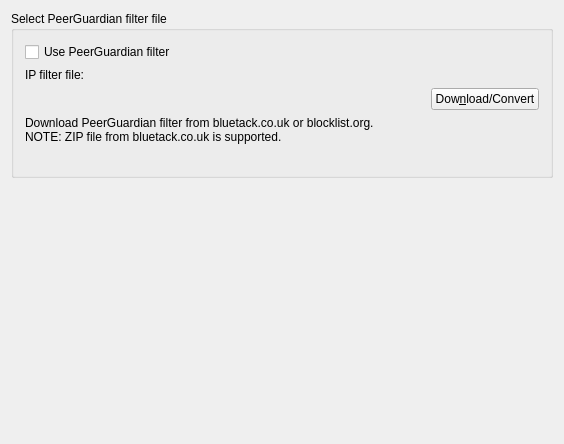
First picture: the form in plugins/ipfilter/ipblockingprefpage.ui, repository KDE/ktorrent, before the edit.
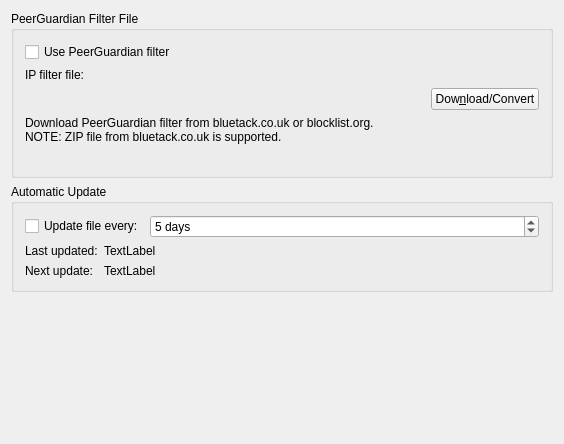
Second picture: the form after the edit. Custom widgets are drawn as their Qt base class.

Commit message: Finished revamp of IPFilter stuff, also added auto update ability

The edit to the form file:
```diff
--- a/plugins/ipfilter/ipblockingprefpage.ui
+++ b/plugins/ipfilter/ipblockingprefpage.ui
@@ -12,33 +12,17 @@
   <property name="windowTitle" >
    <string>IPBlocking Preferences</string>
   </property>
-  <layout class="QGridLayout" >
-   <item row="2" column="0" >
-    <spacer>
-     <property name="orientation" >
-      <enum>Qt::Vertical</enum>
-     </property>
-     <property name="sizeType" >
-      <enum>QSizePolicy::Expanding</enum>
-     </property>
-     <property name="sizeHint" >
-      <size>
-       <width>20</width>
-       <height>20</height>
-      </size>
-     </property>
-    </spacer>
-   </item>
-   <item row="0" column="0" >
+  <layout class="QVBoxLayout" name="verticalLayout_2" >
+   <item>
     <widget class="Q3GroupBox" name="groupBox1" >
      <property name="enabled" >
       <bool>true</bool>
      </property>
      <property name="title" >
-      <string>Select PeerGuardian filter file </string>
+      <string>PeerGuardian Filter File </string>
      </property>
-     <layout class="QGridLayout" >
-      <item row="0" column="0" >
+     <layout class="QVBoxLayout" name="verticalLayout_3" >
+      <item>
        <widget class="QCheckBox" name="kcfg_useLevel1" >
         <property name="text" >
          <string>Use PeerGuardian filter</string>
@@ -48,7 +32,7 @@
         </property>
        </widget>
       </item>
-      <item row="1" column="0" >
+      <item>
        <layout class="QHBoxLayout" >
         <item>
          <widget class="QLabel" name="textLabel1_3" >
@@ -61,18 +45,11 @@
          </widget>
         </item>
         <item>
-         <widget class="KUrlRequester" native="1" name="kcfg_filterURL" >
-          <property name="url" stdset="0" >
-           <string>http://www.bluetack.co.uk/modules.php?name=Downloads&amp;d_op=getit&amp;lid=8</string>
-          </property>
-          <property name="showLocalProtocol" stdset="0" >
-           <bool>false</bool>
-          </property>
-         </widget>
+         <widget class="KUrlRequester" name="kcfg_filterURL" />
         </item>
        </layout>
       </item>
-      <item row="2" column="0" >
+      <item>
        <layout class="QHBoxLayout" >
         <item>
          <spacer>
@@ -82,7 +59,7 @@
           <property name="sizeType" >
            <enum>QSizePolicy::Expanding</enum>
           </property>
-          <property name="sizeHint" >
+          <property name="sizeHint" stdset="0" >
            <size>
             <width>361</width>
             <height>20</height>
@@ -99,7 +76,7 @@
         </item>
        </layout>
       </item>
-      <item row="3" column="0" >
+      <item>
        <widget class="QLabel" name="textLabel1_2" >
         <property name="text" >
          <string>Download PeerGuardian filter from bluetack.co.uk or blocklist.org.
@@ -110,7 +87,7 @@
         </property>
        </widget>
       </item>
-      <item row="5" column="0" >
+      <item>
        <widget class="QLabel" name="m_status" >
         <property name="text" >
          <string/>
@@ -123,22 +100,124 @@
      </layout>
     </widget>
    </item>
+   <item>
+    <widget class="QGroupBox" name="m_auto_update_group_box" >
+     <property name="title" >
+      <string>Automatic Update</string>
+     </property>
+     <layout class="QVBoxLayout" name="verticalLayout" >
+      <item>
+       <layout class="QHBoxLayout" name="horizontalLayout" >
+        <item>
+         <widget class="QCheckBox" name="kcfg_autoUpdate" >
+          <property name="text" >
+           <string>Update file every:</string>
+          </property>
+         </widget>
+        </item>
+        <item>
+         <widget class="QSpinBox" name="kcfg_autoUpdateInterval" >
+          <property name="sizePolicy" >
+           <sizepolicy vsizetype="Fixed" hsizetype="Expanding" >
+            <horstretch>0</horstretch>
+            <verstretch>0</verstretch>
+           </sizepolicy>
+          </property>
+          <property name="suffix" >
+           <string> days</string>
+          </property>
+          <property name="minimum" >
+           <number>1</number>
+          </property>
+          <property name="maximum" >
+           <number>100000</number>
+          </property>
+          <property name="value" >
+           <number>5</number>
+          </property>
+         </widget>
+        </item>
+       </layout>
+      </item>
+      <item>
+       <layout class="QGridLayout" name="gridLayout" >
+        <item row="0" column="0" >
+         <widget class="QLabel" name="label" >
+          <property name="text" >
+           <string>Last updated:</string>
+          </property>
+         </widget>
+        </item>
+        <item row="0" column="1" >
+         <widget class="QLabel" name="m_last_updated" >
+          <property name="sizePolicy" >
+           <sizepolicy vsizetype="Preferred" hsizetype="Expanding" >
+            <horstretch>0</horstretch>
+            <verstretch>0</verstretch>
+           </sizepolicy>
+          </property>
+          <property name="text" >
+           <string>TextLabel</string>
+          </property>
+         </widget>
+        </item>
+        <item row="1" column="0" >
+         <widget class="QLabel" name="label_2" >
+          <property name="text" >
+           <string>Next update:</string>
+          </property>
+         </widget>
+        </item>
+        <item row="1" column="1" >
+         <widget class="QLabel" name="m_next_update" >
+          <property name="sizePolicy" >
+           <sizepolicy vsizetype="Preferred" hsizetype="Expanding" >
+            <horstretch>0</horstretch>
+            <verstretch>0</verstretch>
+           </sizepolicy>
+          </property>
+          <property name="text" >
+           <string>TextLabel</string>
+          </property>
+         </widget>
+        </item>
+       </layout>
+      </item>
+     </layout>
+    </widget>
+   </item>
+   <item>
+    <spacer>
+     <property name="orientation" >
+      <enum>Qt::Vertical</enum>
+     </property>
+     <property name="sizeType" >
+      <enum>QSizePolicy::Expanding</enum>
+     </property>
+     <property name="sizeHint" stdset="0" >
+      <size>
+       <width>20</width>
+       <height>20</height>
+      </size>
+     </property>
+    </spacer>
+   </item>
   </layout>
  </widget>
  <layoutdefault spacing="6" margin="11" />
  <pixmapfunction>qPixmapFromMimeSource</pixmapfunction>
  <customwidgets>
+  <customwidget>
+   <class>KUrlRequester</class>
+   <extends>QFrame</extends>
+   <header>kurlrequester.h</header>
+  </customwidget>
   <customwidget>
    <class>Q3GroupBox</class>
    <extends>QGroupBox</extends>
    <header>Qt3Support/Q3GroupBox</header>
    <container>1</container>
   </customwidget>
-  <customwidget>
-   <class>KUrlRequester</class>
-   <extends>QWidget</extends>
-   <header>kurlrequester.h</header>
-  </customwidget>
  </customwidgets>
  <includes>
   <include location="local" >kurlrequester.h</include>
```
Left out of the diff: 35 changed lines with no effect on the pictures. The commit also changes 13 other files.
